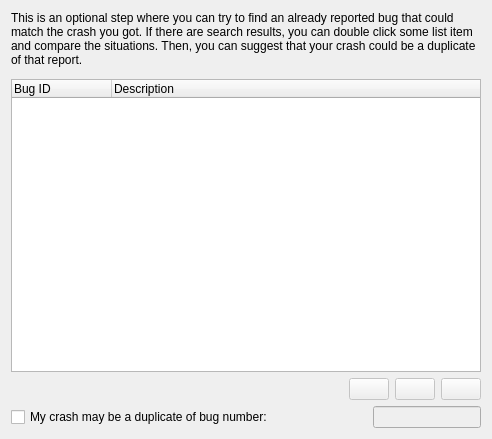
Qt form drkonqi/ui/assistantpage_bugzilla_duplicates.ui (KDE/kde-runtime) before a commit.
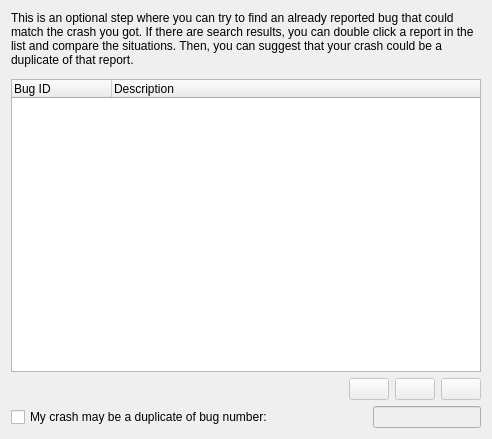
The same form after that commit. Custom widgets are drawn as their Qt base class.

Patch:
```diff
--- a/drkonqi/ui/assistantpage_bugzilla_duplicates.ui
+++ b/drkonqi/ui/assistantpage_bugzilla_duplicates.ui
@@ -14,7 +14,7 @@
    <item>
     <widget class="QLabel" name="m_explanationLabel">
      <property name="text">
-      <string comment="@info/rich">This is an optional step where you can try to find an already reported bug that could match the crash you got. If there are search results, you can double click some list item and compare the situations. Then, you can suggest that your crash could be a duplicate of that report.</string>
+      <string comment="@info/rich">This is an optional step where you can try to find an already reported bug that could match the crash you got. If there are search results, you can double click a report in the list and compare the situations. Then, you can suggest that your crash could be a duplicate of that report.</string>
      </property>
      <property name="wordWrap">
       <bool>true</bool>
```
